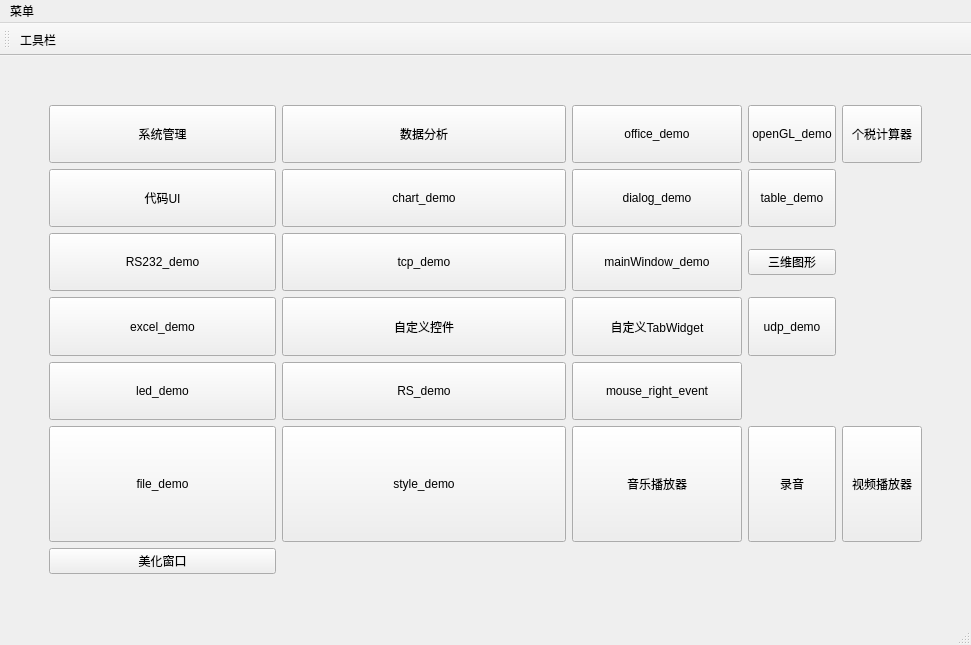
The window that widgetsDemo/mainwindow.ui (TYHJgy/QT-demo) describes before a commit, drawn with Qt 5.
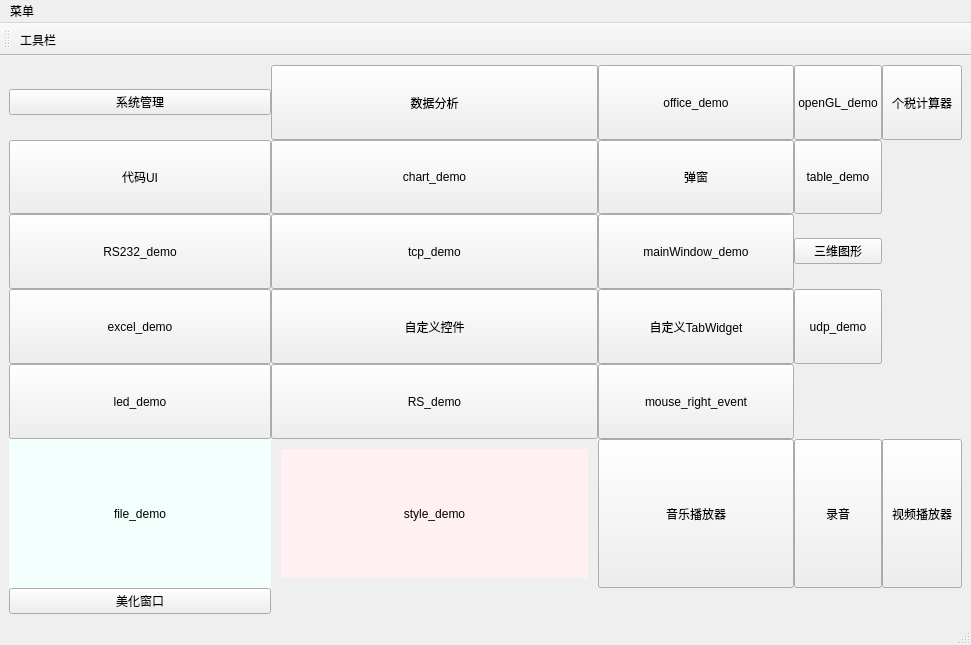
The same window after the commit.

Diff of the .ui file:
```diff
--- a/widgetsDemo/mainwindow.ui
+++ b/widgetsDemo/mainwindow.ui
@@ -10,150 +10,24 @@
     <height>645</height>
    </rect>
   </property>
+  <property name="sizePolicy">
+   <sizepolicy hsizetype="Preferred" vsizetype="Fixed">
+    <horstretch>0</horstretch>
+    <verstretch>0</verstretch>
+   </sizepolicy>
+  </property>
   <property name="windowTitle">
    <string>MainWindow</string>
   </property>
   <widget class="QWidget" name="centralwidget">
    <layout class="QGridLayout" name="gridLayout">
-    <item row="2" column="2">
-     <widget class="QPushButton" name="charDemo">
-      <property name="sizePolicy">
-       <sizepolicy hsizetype="Expanding" vsizetype="Expanding">
-        <horstretch>1</horstretch>
-        <verstretch>0</verstretch>
-       </sizepolicy>
-      </property>
-      <property name="maximumSize">
-       <size>
-        <width>16777215</width>
-        <height>16777215</height>
-       </size>
-      </property>
-      <property name="text">
-       <string>chart_demo</string>
-      </property>
-     </widget>
-    </item>
-    <item row="6" column="2">
-     <widget class="QPushButton" name="style_demo">
-      <property name="sizePolicy">
-       <sizepolicy hsizetype="Expanding" vsizetype="Expanding">
-        <horstretch>5</horstretch>
-        <verstretch>2</verstretch>
-       </sizepolicy>
-      </property>
-      <property name="text">
-       <string>style_demo</string>
-      </property>
-     </widget>
-    </item>
-    <item row="0" column="1">
-     <spacer name="verticalSpacer">
-      <property name="orientation">
-       <enum>Qt::Vertical</enum>
-      </property>
-      <property name="sizeHint" stdset="0">
-       <size>
-        <width>20</width>
-        <height>40</height>
-       </size>
-      </property>
-     </spacer>
-    </item>
-    <item row="4" column="5">
-     <widget class="QPushButton" name="udpDemo">
-      <property name="sizePolicy">
-       <sizepolicy hsizetype="Expanding" vsizetype="Minimum">
-        <horstretch>0</horstretch>
-        <verstretch>0</verstretch>
-       </sizepolicy>
-      </property>
-      <property name="minimumSize">
-       <size>
-        <width>0</width>
-        <height>0</height>
-       </size>
-      </property>
-      <property name="maximumSize">
-       <size>
-        <width>16777215</width>
-        <height>500</height>
-       </size>
-      </property>
-      <property name="text">
-       <string>udp_demo</string>
-      </property>
-     </widget>
-    </item>
-    <item row="1" column="0">
-     <spacer name="horizontalSpacer">
-      <property name="orientation">
-       <enum>Qt::Horizontal</enum>
-      </property>
-      <property name="sizeHint" stdset="0">
-       <size>
-        <width>40</width>
-        <height>20</height>
-       </size>
-      </property>
-     </spacer>
-    </item>
-    <item row="3" column="1">
-     <widget class="QPushButton" name="rs232Demo">
-      <property name="sizePolicy">
-       <sizepolicy hsizetype="Expanding" vsizetype="Expanding">
-        <horstretch>0</horstretch>
-        <verstretch>1</verstretch>
-       </sizepolicy>
-      </property>
-      <property name="text">
-       <string>RS232_demo</string>
-      </property>
-     </widget>
-    </item>
-    <item row="4" column="1">
-     <widget class="QPushButton" name="ExcelDemo">
-      <property name="sizePolicy">
-       <sizepolicy hsizetype="Expanding" vsizetype="Expanding">
-        <horstretch>0</horstretch>
-        <verstretch>1</verstretch>
-       </sizepolicy>
-      </property>
-      <property name="text">
-       <string>excel_demo</string>
-      </property>
-     </widget>
-    </item>
-    <item row="2" column="4">
-     <widget class="QPushButton" name="DialogDemo">
-      <property name="sizePolicy">
-       <sizepolicy hsizetype="Expanding" vsizetype="Expanding">
-        <horstretch>0</horstretch>
-        <verstretch>0</verstretch>
-       </sizepolicy>
-      </property>
-      <property name="text">
-       <string>dialog_demo</string>
-      </property>
-     </widget>
-    </item>
-    <item row="6" column="7">
-     <widget class="QPushButton" name="videoPlayer">
-      <property name="sizePolicy">
-       <sizepolicy hsizetype="Minimum" vsizetype="Preferred">
-        <horstretch>0</horstretch>
-        <verstretch>0</verstretch>
-       </sizepolicy>
-      </property>
-      <property name="text">
-       <string>视频播放器</string>
-      </property>
-     </widget>
-    </item>
-    <item row="1" column="1">
+    <property name="spacing">
+     <number>0</number>
+    </property>
+    <item row="0" column="0">
      <widget class="QPushButton" name="sysManage">
       <property name="sizePolicy">
-       <sizepolicy hsizetype="Expanding" vsizetype="Expanding">
+       <sizepolicy hsizetype="Preferred" vsizetype="Fixed">
         <horstretch>1</horstretch>
         <verstretch>1</verstretch>
        </sizepolicy>
@@ -163,20 +37,46 @@
       </property>
      </widget>
     </item>
-    <item row="5" column="1">
-     <widget class="QPushButton" name="ExcelDemo_2">
+    <item row="0" column="1">
+     <widget class="QPushButton" name="dataAnalyze">
       <property name="sizePolicy">
        <sizepolicy hsizetype="Expanding" vsizetype="Expanding">
-        <horstretch>0</horstretch>
-        <verstretch>1</verstretch>
+        <horstretch>1</horstretch>
+        <verstretch>0</verstretch>
        </sizepolicy>
       </property>
       <property name="text">
-       <string>led_demo</string>
+       <string>数据分析</string>
       </property>
      </widget>
     </item>
-    <item row="1" column="7">
+    <item row="0" column="2">
+     <widget class="QPushButton" name="officeDemo">
+      <property name="sizePolicy">
+       <sizepolicy hsizetype="Expanding" vsizetype="Expanding">
+        <horstretch>1</horstretch>
+        <verstretch>0</verstretch>
+       </sizepolicy>
+      </property>
+      <property name="text">
+       <string>office_demo</string>
+      </property>
+     </widget>
+    </item>
+    <item row="0" column="3">
+     <widget class="QPushButton" name="openGLDemo">
+      <property name="sizePolicy">
+       <sizepolicy hsizetype="Expanding" vsizetype="Expanding">
+        <horstretch>1</horstretch>
+        <verstretch>0</verstretch>
+       </sizepolicy>
+      </property>
+      <property name="text">
+       <string>openGL_demo</string>
+      </property>
+     </widget>
+    </item>
+    <item row="0" column="4">
      <widget class="QPushButton" name="pushButton">
       <property name="sizePolicy">
        <sizepolicy hsizetype="Preferred" vsizetype="Preferred">
@@ -189,46 +89,7 @@
       </property>
      </widget>
     </item>
-    <item row="6" column="4">
-     <widget class="QPushButton" name="multimedia">
-      <property name="sizePolicy">
-       <sizepolicy hsizetype="Expanding" vsizetype="Expanding">
-        <horstretch>3</horstretch>
-        <verstretch>2</verstretch>
-       </sizepolicy>
-      </property>
-      <property name="text">
-       <string>音乐播放器</string>
-      </property>
-     </widget>
-    </item>
-    <item row="1" column="2">
-     <widget class="QPushButton" name="dataAnalyze">
-      <property name="sizePolicy">
-       <sizepolicy hsizetype="Expanding" vsizetype="Expanding">
-        <horstretch>1</horstretch>
-        <verstretch>0</verstretch>
-       </sizepolicy>
-      </property>
-      <property name="text">
-       <string>数据分析</string>
-      </property>
-     </widget>
-    </item>
-    <item row="1" column="8">
-     <spacer name="horizontalSpacer_2">
-      <property name="orientation">
-       <enum>Qt::Horizontal</enum>
-      </property>
-      <property name="sizeHint" stdset="0">
-       <size>
-        <width>40</width>
-        <height>20</height>
-       </size>
-      </property>
-     </spacer>
-    </item>
-    <item row="2" column="1">
+    <item row="1" column="0">
      <widget class="QPushButton" name="codeUi">
       <property name="sizePolicy">
        <sizepolicy hsizetype="Expanding" vsizetype="Minimum">
@@ -241,71 +102,39 @@
       </property>
      </widget>
     </item>
-    <item row="5" column="4">
-     <widget class="QPushButton" name="mouse_right_event">
+    <item row="1" column="1">
+     <widget class="QPushButton" name="charDemo">
       <property name="sizePolicy">
        <sizepolicy hsizetype="Expanding" vsizetype="Expanding">
-        <horstretch>3</horstretch>
-        <verstretch>1</verstretch>
-       </sizepolicy>
-      </property>
-      <property name="text">
-       <string>mouse_right_event</string>
-      </property>
-     </widget>
-    </item>
-    <item row="5" column="2">
-     <widget class="QPushButton" name="rsDemo">
-      <property name="sizePolicy">
-       <sizepolicy hsizetype="Expanding" vsizetype="Expanding">
-        <horstretch>0</horstretch>
-        <verstretch>1</verstretch>
-       </sizepolicy>
-      </property>
-      <property name="text">
-       <string>RS_demo</string>
-      </property>
-     </widget>
-    </item>
-    <item row="3" column="2">
-     <widget class="QPushButton" name="tcpDemo">
-      <property name="sizePolicy">
-       <sizepolicy hsizetype="Expanding" vsizetype="Minimum">
-        <horstretch>0</horstretch>
+        <horstretch>1</horstretch>
         <verstretch>0</verstretch>
        </sizepolicy>
       </property>
-      <property name="minimumSize">
-       <size>
-        <width>0</width>
-        <height>0</height>
-       </size>
-      </property>
       <property name="maximumSize">
        <size>
         <width>16777215</width>
-        <height>500</height>
+        <height>16777215</height>
        </size>
       </property>
       <property name="text">
-       <string>tcp_demo</string>
+       <string>chart_demo</string>
       </property>
      </widget>
     </item>
-    <item row="8" column="1">
-     <spacer name="verticalSpacer_2">
-      <property name="orientation">
-       <enum>Qt::Vertical</enum>
+    <item row="1" column="2">
+     <widget class="QPushButton" name="DialogDemo">
+      <property name="sizePolicy">
+       <sizepolicy hsizetype="Expanding" vsizetype="Expanding">
+        <horstretch>0</horstretch>
+        <verstretch>0</verstretch>
+       </sizepolicy>
       </property>
-      <property name="sizeHint" stdset="0">
-       <size>
-        <width>20</width>
-        <height>40</height>
-       </size>
+      <property name="text">
+       <string>弹窗</string>
       </property>
-     </spacer>
+     </widget>
     </item>
-    <item row="2" column="5">
+    <item row="1" column="3">
      <widget class="QPushButton" name="TableDemo">
       <property name="sizePolicy">
        <sizepolicy hsizetype="Expanding" vsizetype="Expanding">
@@ -324,7 +153,91 @@
       </property>
      </widget>
     </item>
-    <item row="4" column="4">
+    <item row="2" column="0">
+     <widget class="QPushButton" name="rs232Demo">
+      <property name="sizePolicy">
+       <sizepolicy hsizetype="Expanding" vsizetype="Expanding">
+        <horstretch>0</horstretch>
+        <verstretch>1</verstretch>
+       </sizepolicy>
+      </property>
+      <property name="text">
+       <string>RS232_demo</string>
+      </property>
+     </widget>
+    </item>
+    <item row="2" column="1">
+     <widget class="QPushButton" name="tcpDemo">
+      <property name="sizePolicy">
+       <sizepolicy hsizetype="Expanding" vsizetype="Minimum">
+        <horstretch>0</horstretch>
+        <verstretch>0</verstretch>
+       </sizepolicy>
+      </property>
+      <property name="minimumSize">
+       <size>
+        <width>0</width>
+        <height>0</height>
+       </size>
+      </property>
+      <property name="maximumSize">
+       <size>
+        <width>16777215</width>
+        <height>500</height>
+       </size>
+      </property>
+      <property name="text">
+       <string>tcp_demo</string>
+      </property>
+     </widget>
+    </item>
+    <item row="2" column="2">
+     <widget class="QPushButton" name="MainWindowDemo">
+      <property name="sizePolicy">
+       <sizepolicy hsizetype="Expanding" vsizetype="Expanding">
+        <horstretch>0</horstretch>
+        <verstretch>0</verstretch>
+       </sizepolicy>
+      </property>
+      <property name="text">
+       <string>mainWindow_demo</string>
+      </property>
+     </widget>
+    </item>
+    <item row="2" column="3">
+     <widget class="QPushButton" name="pushButton_3D">
+      <property name="text">
+       <string>三维图形</string>
+      </property>
+     </widget>
+    </item>
+    <item row="3" column="0">
+     <widget class="QPushButton" name="ExcelDemo">
+      <property name="sizePolicy">
+       <sizepolicy hsizetype="Expanding" vsizetype="Expanding">
+        <horstretch>0</horstretch>
+        <verstretch>1</verstretch>
+       </sizepolicy>
+      </property>
+      <property name="text">
+       <string>excel_demo</string>
+      </property>
+     </widget>
+    </item>
+    <item row="3" column="1">
+     <widget class="QPushButton" name="CustomButtonDemo">
+      <property name="sizePolicy">
+       <sizepolicy hsizetype="Expanding" vsizetype="Expanding">
+        <horstretch>0</horstretch>
+        <verstretch>1</verstretch>
+       </sizepolicy>
+      </property>
+      <property name="text">
+       <string>自定义控件</string>
+      </property>
+     </widget>
+    </item>
+    <item row="3" column="2">
      <widget class="QPushButton" name="CustomButtonDemo_2">
       <property name="sizePolicy">
        <sizepolicy hsizetype="Expanding" vsizetype="Expanding">
@@ -337,7 +250,77 @@
       </property>
      </widget>
     </item>
-    <item row="6" column="1">
+    <item row="3" column="3">
+     <widget class="QPushButton" name="udpDemo">
+      <property name="sizePolicy">
+       <sizepolicy hsizetype="Expanding" vsizetype="Minimum">
+        <horstretch>0</horstretch>
+        <verstretch>0</verstretch>
+       </sizepolicy>
+      </property>
+      <property name="minimumSize">
+       <size>
+        <width>0</width>
+        <height>0</height>
+       </size>
+      </property>
+      <property name="maximumSize">
+       <size>
+        <width>16777215</width>
+        <height>500</height>
+       </size>
+      </property>
+      <property name="text">
+       <string>udp_demo</string>
+      </property>
+     </widget>
+    </item>
+    <item row="4" column="0">
+     <widget class="QPushButton" name="ExcelDemo_2">
+      <property name="sizePolicy">
+       <sizepolicy hsizetype="Expanding" vsizetype="Expanding">
+        <horstretch>0</horstretch>
+        <verstretch>1</verstretch>
+       </sizepolicy>
+      </property>
+      <property name="styleSheet">
+       <string notr="true"/>
+      </property>
+      <property name="text">
+       <string>led_demo</string>
+      </property>
+     </widget>
+    </item>
+    <item row="4" column="1">
+     <widget class="QPushButton" name="rsDemo">
+      <property name="sizePolicy">
+       <sizepolicy hsizetype="Expanding" vsizetype="Expanding">
+        <horstretch>0</horstretch>
+        <verstretch>1</verstretch>
+       </sizepolicy>
+      </property>
+      <property name="styleSheet">
+       <string notr="true"/>
+      </property>
+      <property name="text">
+       <string>RS_demo</string>
+      </property>
+     </widget>
+    </item>
+    <item row="4" column="2">
+     <widget class="QPushButton" name="mouse_right_event">
+      <property name="sizePolicy">
+       <sizepolicy hsizetype="Expanding" vsizetype="Expanding">
+        <horstretch>3</horstretch>
+        <verstretch>1</verstretch>
+       </sizepolicy>
+      </property>
+      <property name="text">
+       <string>mouse_right_event</string>
+      </property>
+     </widget>
+    </item>
+    <item row="5" column="0">
      <widget class="QPushButton" name="fileDemo">
       <property name="sizePolicy">
        <sizepolicy hsizetype="Expanding" vsizetype="Expanding">
@@ -345,25 +328,49 @@
         <verstretch>1</verstretch>
        </sizepolicy>
       </property>
+      <property name="styleSheet">
+       <string notr="true">margin: 0px; 
+border: 0px;
+background-color: rgb(243, 255, 253);
+</string>
+      </property>
       <property name="text">
        <string>file_demo</string>
       </property>
      </widget>
     </item>
-    <item row="3" column="4">
-     <widget class="QPushButton" name="MainWindowDemo">
+    <item row="5" column="1">
+     <widget class="QPushButton" name="style_demo">
       <property name="sizePolicy">
        <sizepolicy hsizetype="Expanding" vsizetype="Expanding">
-        <horstretch>0</horstretch>
-        <verstretch>0</verstretch>
+        <horstretch>5</horstretch>
+        <verstretch>2</verstretch>
        </sizepolicy>
       </property>
+      <property name="styleSheet">
+       <string notr="true">margin: 10; 
+background-color: rgb(255, 241, 241);
+border: 0;</string>
+      </property>
       <property name="text">
-       <string>mainWindow_demo</string>
+       <string>style_demo</string>
       </property>
      </widget>
     </item>
-    <item row="6" column="5">
+    <item row="5" column="2">
+     <widget class="QPushButton" name="multimedia">
+      <property name="sizePolicy">
+       <sizepolicy hsizetype="Expanding" vsizetype="Expanding">
+        <horstretch>3</horstretch>
+        <verstretch>2</verstretch>
+       </sizepolicy>
+      </property>
+      <property name="text">
+       <string>音乐播放器</string>
+      </property>
+     </widget>
+    </item>
+    <item row="5" column="3">
      <widget class="QPushButton" name="audioRecorder">
       <property name="sizePolicy">
        <sizepolicy hsizetype="Expanding" vsizetype="Expanding">
@@ -376,53 +383,20 @@
       </property>
      </widget>
     </item>
-    <item row="4" column="2">
-     <widget class="QPushButton" name="CustomButtonDemo">
+    <item row="5" column="4">
+     <widget class="QPushButton" name="videoPlayer">
       <property name="sizePolicy">
-       <sizepolicy hsizetype="Expanding" vsizetype="Expanding">
+       <sizepolicy hsizetype="Minimum" vsizetype="Preferred">
         <horstretch>0</horstretch>
-        <verstretch>1</verstretch>
-       </sizepolicy>
-      </property>
-      <property name="text">
-       <string>自定义控件</string>
-      </property>
-     </widget>
-    </item>
-    <item row="3" column="5">
-     <widget class="QPushButton" name="pushButton_3D">
-      <property name="text">
-       <string>三维图形</string>
-      </property>
-     </widget>
-    </item>
-    <item row="1" column="5">
-     <widget class="QPushButton" name="openGLDemo">
-      <property name="sizePolicy">
-       <sizepolicy hsizetype="Expanding" vsizetype="Expanding">
-        <horstretch>1</horstretch>
         <verstretch>0</verstretch>
        </sizepolicy>
       </property>
       <property name="text">
-       <string>openGL_demo</string>
+       <string>视频播放器</string>
       </property>
      </widget>
     </item>
-    <item row="1" column="4">
-     <widget class="QPushButton" name="officeDemo">
-      <property name="sizePolicy">
-       <sizepolicy hsizetype="Expanding" vsizetype="Expanding">
-        <horstretch>1</horstretch>
-        <verstretch>0</verstretch>
-       </sizepolicy>
-      </property>
-      <property name="text">
-       <string>office_demo</string>
-      </property>
-     </widget>
-    </item>
-    <item row="7" column="1">
+    <item row="6" column="0">
      <widget class="QPushButton" name="pushButton_2">
       <property name="text">
        <string>美化窗口</string>
```
Left out of the diff: 2 changed lines with no effect on the pictures.
